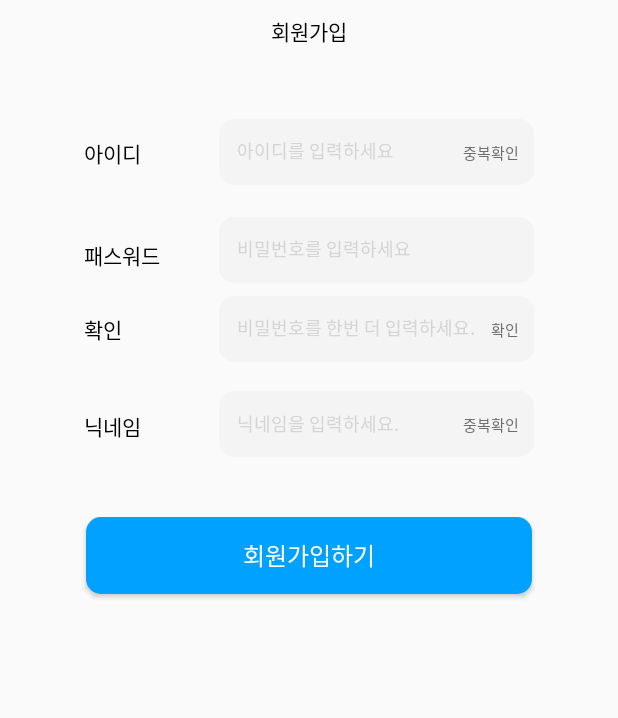
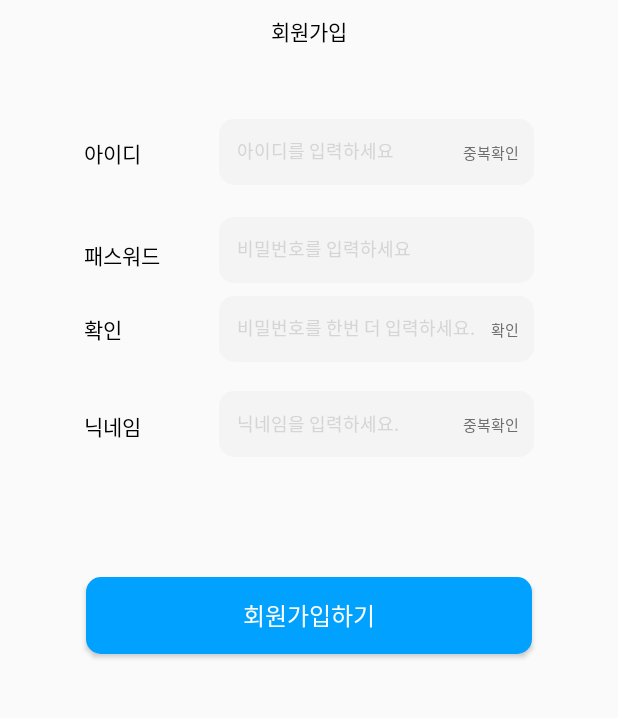
Before and after one commit to AtmosCat/arti, an Android app: the layout activity_sign_up.xml on its own in the app's theme, with its tools: preview values and no code run, on a phone screen of 412 x 824 dp, the part 308-1026 px from its top. Run offline under Robolectric (Android 15) with nearby library versions, the light colour scheme and no system bars.

Commit message:
회원가입, 마이페이지 호환 작업 중

```diff
--- a/app/src/main/java/com/example/arti/SignUpActivity.kt
+++ b/app/src/main/java/com/example/arti/SignUpActivity.kt
@@ -9,6 +9,7 @@ import android.widget.TextView
 import android.widget.Toast
 import androidx.activity.enableEdgeToEdge
 import androidx.appcompat.app.AppCompatActivity
+import com.example.article.UserInfo
 
 class SignUpActivity : AppCompatActivity() {
     private var isUserIDAvailable = false
@@ -25,6 +26,8 @@ class SignUpActivity : AppCompatActivity() {
         val userPassword = findViewById<EditText>(R.id.edit_text_PW)
         val userPasswordCallback = findViewById<EditText>(R.id.edit_text_PW_check)
         val username = findViewById<EditText>(R.id.edit_username)
+
+        var user1 = UserInfo(userID.text.toString(), )
 
         val idcheck = findViewById<TextView>(R.id.id_check)
         idcheck.setOnClickListener {
--- a/app/src/main/res/layout/activity_sign_up.xml
+++ b/app/src/main/res/layout/activity_sign_up.xml
@@ -223,7 +223,7 @@
         android:id="@+id/signup_button"
         android:layout_width="297dp"
         android:layout_height="51dp"
-        android:layout_marginTop="40dp"
+        android:layout_marginTop="80dp"
         android:background="@drawable/bt_round"
         android:text="@string/signup_button"
         android:textColor="@color/white"
```
